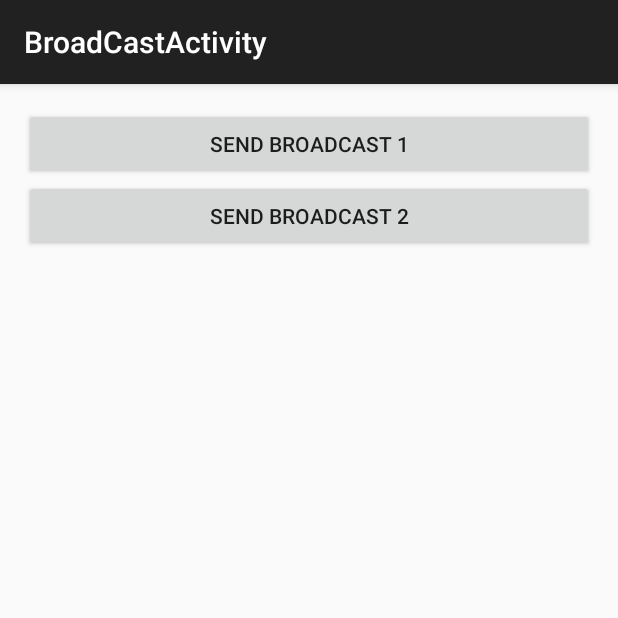
After one commit to laaptu/androidfoundation, an Android app: the BroadCastActivity screen opened directly, with no data from a screen before it, on a phone screen of 412 x 824 dp, the top half of it. The commit adds this screen. Run offline under Robolectric (Android 15) with nearby library versions, the phone set to English and light mode, and no system bars; our stand-ins replace ButterKnife.

Commit message:
Adding files for service & broadcast receiver basics

```diff
--- a/service/ServiceBasics/app/build.gradle
+++ b/service/ServiceBasics/app/build.gradle
@@ -3,6 +3,7 @@ apply plugin: 'com.android.application'
 android {
     compileSdkVersion 23
     buildToolsVersion "23.0.0"
+    useLibrary 'org.apache.http.legacy'
 
     defaultConfig {
         applicationId "com.lft.training.servicebasics"
@@ -33,4 +34,5 @@ dependencies {
     testCompile 'junit:junit:4.12'
     compile 'com.android.support:appcompat-v7:23.0.0'
     compile 'com.jakewharton:butterknife:7.0.1'
+    compile 'com.loopj.android:android-async-http:1.4.8'
 }
--- /dev/null
+++ b/service/ServiceBasics/app/src/main/java/com/lft/training/servicebasics/broadcasts/BroadCastActivity.java
@@ -0,0 +1,108 @@
+package com.lft.training.servicebasics.broadcasts;
+
+import android.content.BroadcastReceiver;
+import android.content.Context;
+import android.content.Intent;
+import android.content.IntentFilter;
+import android.os.Bundle;
+import android.support.v4.content.LocalBroadcastManager;
+import android.view.View;
+import android.widget.TextView;
+
+import com.lft.training.servicebasics.R;
+import com.lft.training.servicebasics.base.BaseActivity;
+import com.lft.training.servicebasics.data.Extras;
+
+import butterknife.Bind;
+
+public class BroadCastActivity extends BaseActivity {
+
+
+    @Bind(R.id.info_txt)
+    TextView infoText;
+
+    @Override
+    public int getLayoutId() {
+        return R.layout.activity_broad_cast;
+    }
+
+    private DownloadReceiver downloadReceiver;
+    private IntentFilter intentFilter;
+
+    @Override
+    protected void onCreate(Bundle savedInstanceState) {
+        super.onCreate(savedInstanceState);
+        downloadReceiver = new DownloadReceiver();
+        intentFilter = new IntentFilter();
+        intentFilter.addAction(Extras.EVENT_DOWNLOADCOMPLETE);
+        intentFilter.addAction(Extras.EVENT_DOWNLOADHUDAICHA);
+    }
+
+    @Override
+    protected void onResume() {
+        super.onResume();
+        //LocalBroadcastManager.getInstance(this).registerReceiver(downloadReceiver, intentFilter);
+        registerReceiver(downloadReceiver, intentFilter);
+    }
+
+    @Override
+    protected void onPause() {
+        super.onPause();
+        //LocalBroadcastManager.getInstance(this).unregisterReceiver(downloadReceiver);
+        unregisterReceiver(downloadReceiver);
+    }
+
+    public void broadCastEvent(View view) {
+        System.out.println("@activity : sendbroadcast");
+        //sendLocalBroadcast();
+        //sendGlobalBroadcast();
+        startDownload();
+    }
+
+    private void startDownload() {
+        Intent intent = new Intent(this, DownloadService.class);
+        intent.putStringArrayListExtra(Extras.DATA, Extras.URL_LIST);
+        startService(intent);
+
+    }
+
+    public void broadCastEvent1(View view) {
+        //sendLocalBroadcast();
+        //sendGlobalBroadcast();
+        Intent intent = new Intent(Extras.EVENT_DOWNLOADHUDAICHA);
+        //LocalBroadcastManager.getInstance(this).sendBroadcast(intent);
+        sendBroadcast(intent);
+    }
+
+    private void sendGlobalBroadcast() {
+        Intent intent = new Intent(Extras.EVENT_DOWNLOADCOMPLETE);
+        //intent =new Intent();
+        //    intent.setAction(Extras.EVENT_DOWNLOADCOMPLETE);
+        LocalBroadcastManager.getInstance(this).sendBroadcast(intent);
+        //sendBroadcast(intent);
+    }
+
+    private void sendLocalBroadcast() {
+        Intent intent = new Intent(Extras.EVENT_DOWNLOADCOMPLETE);
+        LocalBroadcastManager.getInstance(this).sendBroadcast(intent);
+    }
+
+
+    public class DownloadReceiver extends BroadcastReceiver {
+
+        private static final String TAG = "DownloadReceiver";
+
+        @Override
+        public void onReceive(Context context, Intent intent) {
+            System.out.println(TAG + " @onReceive " + intent.getAction());
+            if (intent.getAction().equals(Extras.EVENT_DOWNLOADCOMPLETE)) {
+                String data = intent.getStringExtra(Extras.DATA);
+                String url = intent.getStringExtra(Extras.URL);
+                System.out.println(TAG + " url = " + url);
+                infoText.append("\n\n url: " + url + "\n\ndata: " + data);
+            }
+
+
+        }
+    }
+}
--- /dev/null
+++ b/service/ServiceBasics/app/src/main/res/layout/activity_broad_cast.xml
@@ -0,0 +1,36 @@
+<LinearLayout xmlns:android="http://schemas.android.com/apk/res/android"
+    xmlns:tools="http://schemas.android.com/tools"
+    android:layout_width="match_parent"
+    android:layout_height="match_parent"
+    android:orientation="vertical"
+    android:paddingBottom="@dimen/activity_vertical_margin"
+    android:paddingLeft="@dimen/activity_horizontal_margin"
+    android:paddingRight="@dimen/activity_horizontal_margin"
+    android:paddingTop="@dimen/activity_vertical_margin"
+    tools:context="com.lft.training.servicebasics.broadcasts.BroadCastActivity">
+
+    <Button
+        android:layout_width="match_parent"
+        android:layout_height="wrap_content"
+        android:onClick="broadCastEvent"
+        android:text="Send BroadCast 1" />
+
+    <Button
+        android:layout_width="match_parent"
+        android:layout_height="wrap_content"
+        android:onClick="broadCastEvent1"
+        android:text="Send BroadCast 2" />
+
+
+    <ScrollView
+        android:layout_width="match_parent"
+        android:layout_height="match_parent"
+        android:fillViewport="true">
+
+        <TextView
+            android:id="@+id/info_txt"
+            android:layout_width="match_parent"
+            android:layout_height="wrap_content" />
+    </ScrollView>
+
+</LinearLayout>
--- a/service/ServiceBasics/app/src/main/res/values/strings.xml
+++ b/service/ServiceBasics/app/src/main/res/values/strings.xml
@@ -3,4 +3,5 @@
 
     <string name="hello_world">Hello world!</string>
     <string name="action_settings">Settings</string>
+    <string name="title_activity_broad_cast">BroadCastActivity</string>
 </resources>
```
Also changed, not shown: service/ServiceBasics/app/src/main/AndroidManifest.xml (+28 -7 lines), service/ServiceBasics/app/src/main/java/com/lft/training/servicebasics/BasicService.java (+48 -0 lines), service/ServiceBasics/app/src/main/java/com/lft/training/servicebasics/bound/BindService.java (added, +92 -0 lines), service/ServiceBasics/app/src/main/java/com/lft/training/servicebasics/bound/BindServiceActivity.java (added, +88 -0 lines), service/ServiceBasics/app/src/main/java/com/lft/training/servicebasics/broadcasts/DownloadCompleteReceiver.java (added, +47 -0 lines), service/ServiceBasics/app/src/main/java/com/lft/training/servicebasics/broadcasts/DownloadService.java (added, +90 -0 lines), service/ServiceBasics/app/src/main/java/com/lft/training/servicebasics/data/Extras.java (+17 -0 lines), service/ServiceBasics/app/src/main/res/layout/activity_bindservice.xml (added, +25 -0 lines), service/ServiceBasics/app/src/main/res/menu/menu_broadcast.xml (added, +7 -0 lines), 3 other files.
